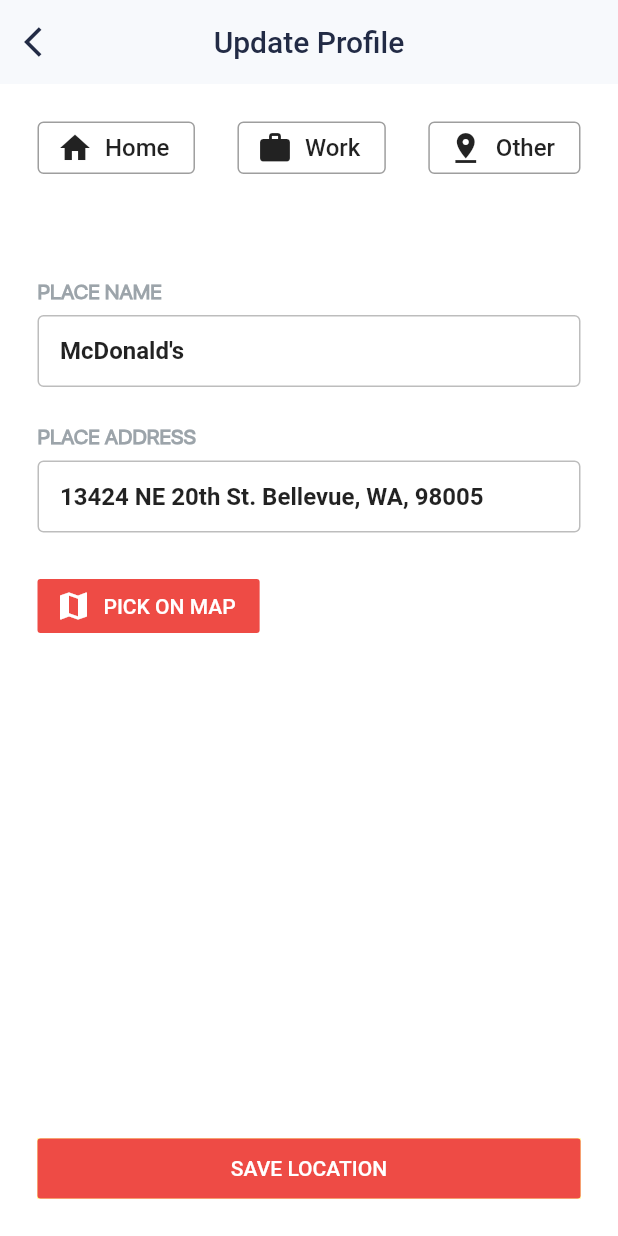
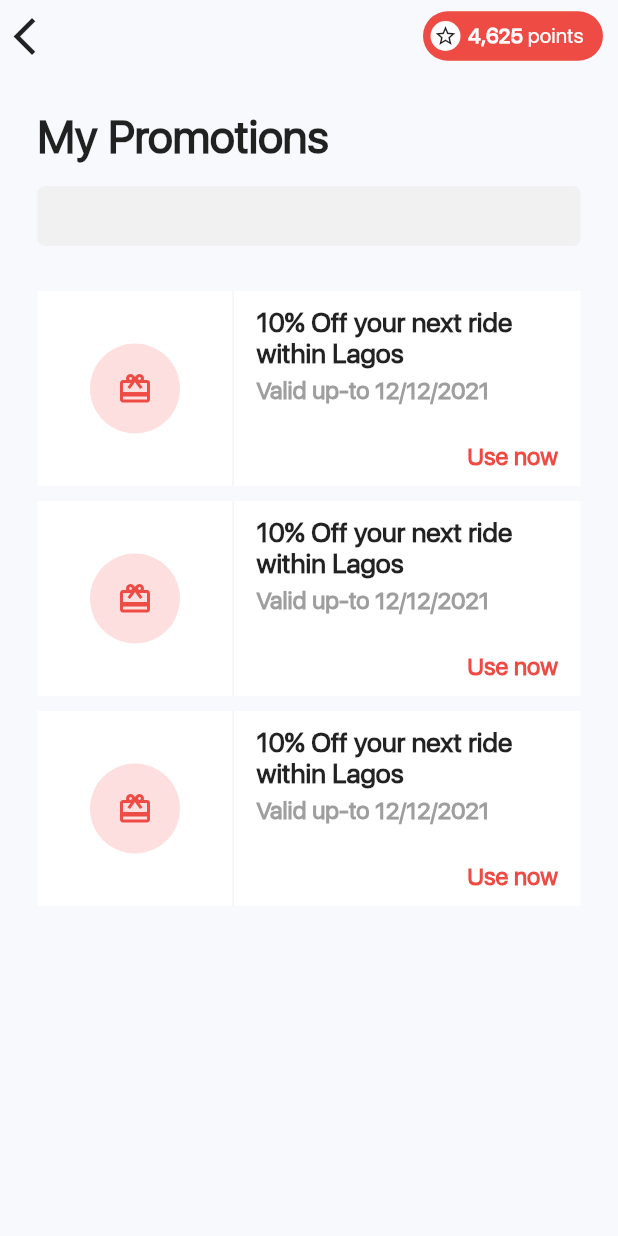
Before and after one commit to olayemii/uberr-ui, a Flutter app: the screen it shows after launch, on a phone screen of 412 x 824 dp. Run offline on Flutter 3.47's test engine with Material 2 defaults, Android fonts, the phone set to English and light mode, and no system bars; our stand-ins replace bubble, font_awesome_flutter, google_maps_flutter; missing offline and left inert: iso_countries; project files that could hold a hidden picture were left out.

Commit message:
New fixes and screens

```diff
--- a/lib/main.dart
+++ b/lib/main.dart
@@ -12,7 +12,7 @@ void main() {
         debugShowCheckedModeBanner: false,
         onGenerateRoute: onGenerateRoute,
         theme: ThemeScheme.light(),
-        initialRoute: UpdateFavoritesRoute,
+        initialRoute: PromotionRoute,
       ),
     ),
   );
--- a/lib/router.dart
+++ b/lib/router.dart
@@ -11,6 +11,7 @@ import 'package:uberr/screens/otp_verification.dart';
 import 'package:uberr/screens/payment.dart';
 import 'package:uberr/screens/phone_registration.dart';
 import 'package:uberr/screens/profile.dart';
+import 'package:uberr/screens/promotions.dart';
 import 'package:uberr/screens/register.dart';
 import 'package:uberr/screens/unauth.dart';
 import 'package:uberr/screens/update_favorite.dart';
@@ -35,6 +36,7 @@ const String AddCardRoute = "addCard";
 const String ChatRiderRoute = "chatRider";
 const String FavoritesRoute = "favorite";
 const String UpdateFavoritesRoute = "update-favorite";
+const String PromotionRoute = "promotion";
 
 // Router
 Route<dynamic> onGenerateRoute(RouteSettings settings) {
@@ -75,6 +77,8 @@ Route<dynamic> onGenerateRoute(RouteSettings settings) {
       return MaterialPageRoute(builder: (BuildContext context) => ChatRider());
     case FavoritesRoute:
       return MaterialPageRoute(builder: (BuildContext context) => Favorites());
+    case PromotionRoute:
+      return MaterialPageRoute(builder: (BuildContext context) => Promotions());
     case UpdateFavoritesRoute:
       return MaterialPageRoute(
           builder: (BuildContext context) => UpdateFavorite());
--- /dev/null
+++ b/lib/screens/promotions.dart
@@ -0,0 +1,110 @@
+import 'package:flutter/material.dart';
+import 'package:uberr/styles/colors.dart';
+import 'package:uberr/widgets/promotions_card.dart';
+
+class Promotions extends StatelessWidget {
+  @override
+  Widget build(BuildContext context) {
+    final ThemeData _theme = Theme.of(context);
+    return Scaffold(
+      body: SafeArea(
+        child: Container(
+          child: Column(
+            crossAxisAlignment: CrossAxisAlignment.stretch,
+            children: <Widget>[
+              Row(
+                mainAxisAlignment: MainAxisAlignment.spaceBetween,
+                children: <Widget>[
+                  IconButton(
+                    onPressed: () {},
+                    icon: Icon(
+                      Icons.arrow_back_ios,
+                      size: 30.0,
+                    ),
+                  ),
+                  Container(
+                    height: 33.0,
+                    width: 120.0,
+                    margin: EdgeInsets.only(right: 10.0),
+                    padding:
+                        EdgeInsets.symmetric(horizontal: 5.0, vertical: 2.0),
+                    decoration: BoxDecoration(
+                        color: _theme.primaryColor,
+                        borderRadius: BorderRadius.circular(18.0)),
+                    child: Row(
+                      children: <Widget>[
+                        Container(
+                          alignment: Alignment.center,
+                          width: 20.0,
+                          height: 20.0,
+                          decoration: BoxDecoration(
+                            shape: BoxShape.circle,
+                            color: Colors.white,
+                          ),
+                          child: Icon(
+                            Icons.star_border,
+                            size: 16.0,
+                          ),
+                        ),
+                        SizedBox(
+                          width: 5.0,
+                        ),
+                        Text(
+                          "4,625",
+                          style: TextStyle(
+                            color: Colors.white,
+                            fontWeight: FontWeight.bold,
+                            fontSize: 14.0,
+                          ),
+                        ),
+                        Text(
+                          " points",
+                          style: TextStyle(
+                            color: Colors.white,
+                            fontSize: 14.0,
+                          ),
+                        )
+                      ],
+                    ),
+                  )
+                ],
+              ),
+              Container(
+                padding: EdgeInsets.all(25.0),
+                child: Column(
+                  crossAxisAlignment: CrossAxisAlignment.stretch,
+                  children: <Widget>[
+                    Text(
+                      "My Promotions",
+                      style: _theme.textTheme.title,
+                    ),
+                    SizedBox(
+                      height: 15.0,
+                    ),
+                    Container(
+                      height: 40.0,
+                      decoration: BoxDecoration(
+                        color: Color(0xffF1F1F1),
+                        borderRadius: BorderRadius.circular(5.0),
+                      ),
+                      child: Text(""),
+                    )
+                  ],
+                ),
+              ),
+              Container(
+                child: Column(
+                  children: <Widget>[
+                    PromotionCard(),
+                    PromotionCard(),
+                    PromotionCard(),
+                  ],
+                ),
+              )
+            ],
+          ),
+        ),
+      ),
+    );
+  }
+}
--- /dev/null
+++ b/lib/widgets/promotions_card.dart
@@ -0,0 +1,79 @@
+import 'package:flutter/material.dart';
+
+class PromotionCard extends StatelessWidget {
+  @override
+  Widget build(BuildContext context) {
+    final ThemeData _theme = Theme.of(context);
+    return Padding(
+      padding: const EdgeInsets.symmetric(vertical: 5.0, horizontal: 25.0),
+      child: Row(
+        children: <Widget>[
+          Container(
+            decoration: BoxDecoration(
+              color: Colors.white,
+            ),
+            padding: EdgeInsets.all(35.0),
+            child: CircleAvatar(
+              backgroundColor: Color.fromRGBO(238, 75, 69, 0.18),
+              radius: 30.0,
+              child: Icon(
+                Icons.card_giftcard,
+                color: _theme.primaryColor,
+              ),
+            ),
+          ),
+          Expanded(
+            child: Container(
+              height: 130.0,
+              padding: EdgeInsets.symmetric(horizontal: 15.0, vertical: 10.0),
+              decoration: BoxDecoration(
+                color: Colors.white,
+                border: Border(
+                  left: BorderSide(
+                    color: Colors.grey[100],
+                  ),
+                ),
+              ),
+              child: Column(
+                crossAxisAlignment: CrossAxisAlignment.stretch,
+                children: <Widget>[
+                  Text(
+                    "10% Off your next ride within Lagos",
+                    style: TextStyle(
+                      fontWeight: FontWeight.bold,
+                      fontSize: 18.0,
+                    ),
+                  ),
+                  SizedBox(
+                    height: 5.0,
+                  ),
+                  Expanded(
+                    child: Text(
+                      "Valid up-to 12/12/2021",
+                      style: TextStyle(
+                        color: Colors.grey,
+                        fontWeight: FontWeight.bold,
+                      ),
+                    ),
+                  ),
+                  InkWell(
+                    onTap: () {},
+                    child: Text(
+                      "Use now",
+                      textAlign: TextAlign.right,
+                      style: TextStyle(
+                        color: _theme.primaryColor,
+                        fontWeight: FontWeight.bold,
+                        fontSize: 16.0,
+                      ),
+                    ),
+                  )
+                ],
+              ),
+            ),
+          )
+        ],
+      ),
+    );
+  }
+}
```
